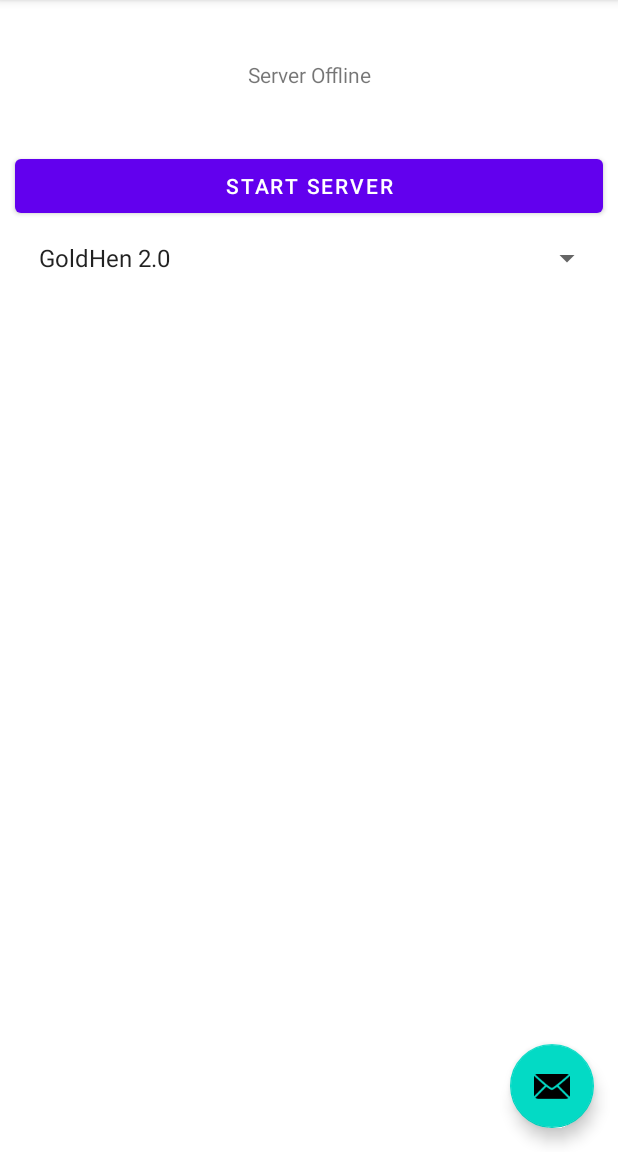
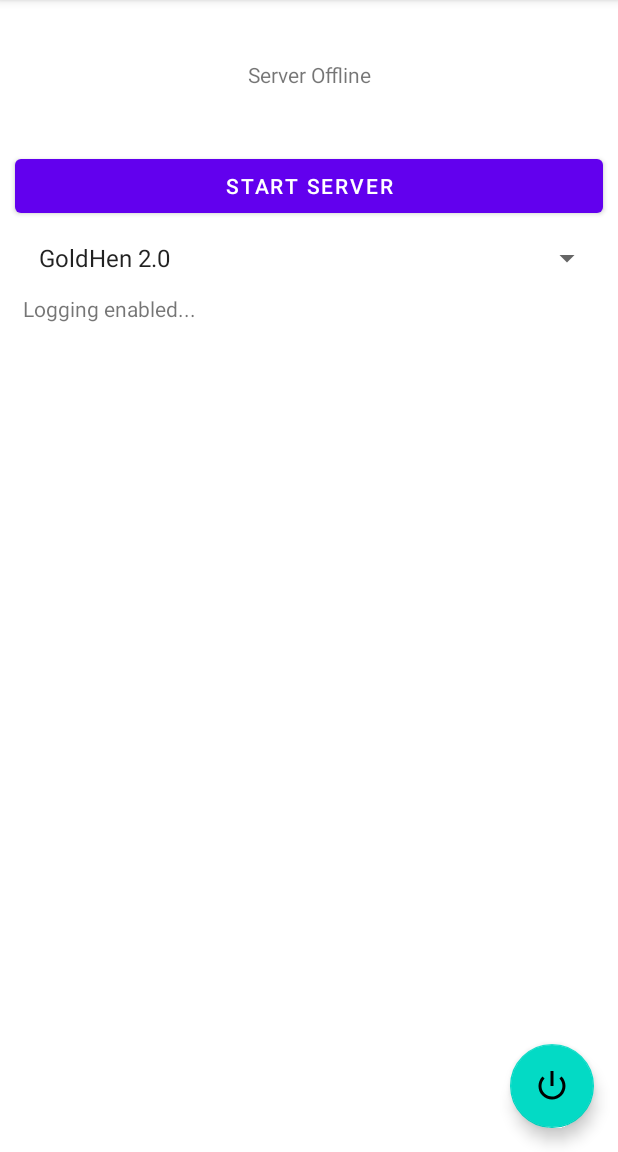
Before and after one commit to rareranger/ps4jbandroid, an Android app: the screen it shows after launch (MainActivity), on a phone screen of 412 x 824 dp, the part 84-1236 px from its top. Run offline under Robolectric (Android 15) with nearby library versions, the phone set to English and light mode, and no system bars; libraries missing offline, so code that uses them is left out: fi.iki.elonen.

Commit message:
* Added logging * Added exit button * Added checks to see if client is a PS4 running firmware 9.00

```diff
--- a/app/src/main/java/org/ktech/ps4jailbreak/MainActivity.kt
+++ b/app/src/main/java/org/ktech/ps4jailbreak/MainActivity.kt
@@ -6,21 +6,22 @@ import android.os.Bundle
 import android.text.format.Formatter.formatIpAddress
 import android.view.Menu
 import android.view.MenuItem
-import android.widget.ArrayAdapter
-import android.widget.Button
-import android.widget.Spinner
-import android.widget.TextView
+import android.widget.*
 import androidx.appcompat.app.AppCompatActivity
 import com.google.android.material.floatingactionbutton.FloatingActionButton
 import com.google.android.material.snackbar.Snackbar
+import java.lang.StringBuilder
 import java.util.*
 import kotlin.collections.ArrayList
+import kotlin.system.exitProcess
 
 
 class MainActivity : AppCompatActivity(){
 
     //HTTP server
     lateinit var server: NanoServer
+    //WifiManager
+    lateinit var wifiManager: WifiManager
 
     override fun onCreate(savedInstanceState: Bundle?) {
         super.onCreate(savedInstanceState)
@@ -28,8 +29,8 @@ class MainActivity : AppCompatActivity(){
         setSupportActionBar(findViewById(R.id.toolbar))
 
         findViewById<FloatingActionButton>(R.id.fab).setOnClickListener { view ->
-            Snackbar.make(view, "Replace with your own action", Snackbar.LENGTH_LONG)
-                .setAction("Action", null).show()
+            Toast.makeText(this, "Closing app.", Toast.LENGTH_LONG).show()
+            exitProcess(0)
         }
 
         //Create an array list of items to be displayed in the spinner underneath the start button
@@ -46,16 +47,38 @@ class MainActivity : AppCompatActivity(){
         //Initialize the NanoHTTPD server custom class passing the context so we can access resources in the assets folder
         server = NanoServer(this)
 
+        log("Logging enabled...")
+
+        server.onLogMessage = {
+            log(it)
+        }
+
+        //Get WifiManager Service so we can retrieve our WiFi IP Address
+        wifiManager = getApplicationContext().getSystemService(Context.WIFI_SERVICE) as WifiManager
+
         //Setup event for when the start button is clicked
         findViewById<Button>(R.id.btnStartServer).setOnClickListener {
-            //Start the NanoHTTPD server
-            server.start()
-            //Get WifiManager Service so we can retrieve the IP Address
-            val wm: WifiManager = getApplicationContext().getSystemService(Context.WIFI_SERVICE) as WifiManager
+            //Only start NanoHTTPD server if its not already running
+            if (!server.isAlive) {
+                log("Starting server...")
+                server.start()
+            } else {
+                log("Server is already running...")
+                Toast.makeText(this, "Server is already running...", Toast.LENGTH_LONG).show()
+            }
+
             //Convert IP address to readable string
-            val serverIP = formatIpAddress(wm.connectionInfo.ipAddress)
+            val serverIP = formatIpAddress(wifiManager.connectionInfo.ipAddress)
             //Update the TextView above the Start button with below text
             findViewById<TextView>(R.id.txtVWStatus).text = "Visit \"http://$serverIP:8080/\" in PS4 browser"
+        }
+    }
+
+    private fun log(message: String) {
+        runOnUiThread{
+            val logTextView = findViewById<TextView>(R.id.txtVwLog)
+            logTextView.append(message)
+            logTextView.append("\n")
         }
     }
 
--- a/app/src/main/java/org/ktech/ps4jailbreak/NanoServer.kt
+++ b/app/src/main/java/org/ktech/ps4jailbreak/NanoServer.kt
@@ -10,16 +10,45 @@ import java.net.Socket
 class NanoServer(current: Context): NanoHTTPD(8080) {
     //Store context so we can access assets from main activity
     var context: Context = current
+    //
+    var lastPS4: String? = null
 
     //Handle connection from (hopefully) PS4
     //TODO: Check if device is a PS4 and if it is running Firmware 9.0
     override fun serve(session: IHTTPSession?): Response {
         //Retrieve client IP address from the request headers. Seems to be the only way possible with
         // NanoHTTPD
+
+        //Check if client is a PS4 running firmware 9.0 by looking for string "PlayStation 4/9.00"
+        //in "user-agent" header.
+        if (session?.headers?.get("user-agent")?.contains("PlayStation 4/9.00") == false) {
+            onLogMessage("Non-PS4_FW9.0 client connected.")
+            return NanoHTTPD.Response(NanoHTTPD.Response.Status.OK, "text/html", """
+                <!DOCTYPE html>
+                <html lang="en">
+                <head>
+                    <title>Client Mismatch</title>
+                </head>
+                <body>
+                    <h1>Run this on a PS4 running firmware 9.00 only!</h1>
+                </body>
+                </html>
+            """)
+        }
+
         val clientIP: String = session?.headers?.get("http-client-ip").toString()
+        val requestURL: String = session?.uri.toString()
+
+        if (lastPS4 != clientIP) {
+            onLogMessage("PS4 running firmware 9.00 connected with IP Address $clientIP")
+            lastPS4 = clientIP
+        } else {
+            onLogMessage("PS4 browser requesting $requestURL")
+        }
+
 
         //React to request uri path
-        when (session?.uri.toString()) {
+        when (requestURL) {
             //Return index.html to client/PS4
             "/" -> {
                 return NanoHTTPD.Response(NanoHTTPD.Response.Status.OK, "text/html", getResourceAsText("index.html"))
@@ -30,6 +59,7 @@ class NanoServer(current: Context): NanoHTTPD(8080) {
                     and kexploit.js:640
              */
             "/log/done" -> {
+                onLogMessage("Sending payload to PS4 with IP $clientIP on port 9020...")
                 //Setup a connection to the PS4 to send the payload on port 9020
                 val outSock = Socket(clientIP, 9020)
                 val outStream = outSock.getOutputStream()
@@ -42,12 +72,12 @@ class NanoServer(current: Context): NanoHTTPD(8080) {
             }
             else -> {
                 //This is a hack to serve all the static files in the assets folder
-                val path = session?.uri.toString().drop(1)
+                val path = requestURL.drop(1)
                 //if the request path ends with .html then always return the index.html file
-                if ( session?.uri.toString().endsWith(".html") ) {
+                if ( requestURL.endsWith(".html") ) {
                     return NanoHTTPD.Response(NanoHTTPD.Response.Status.OK, "text/html", getResourceAsText("index.html"))
                 //Else if the request path ends with .js then return the javascript files with the correct mime type
-                } else if ( session?.uri.toString().endsWith(".js") ) {
+                } else if ( requestURL.endsWith(".js") ) {
                     return NanoHTTPD.Response(NanoHTTPD.Response.Status.OK, "text/javascript ", getResourceAsText(path))
                 }
             }
@@ -55,6 +85,7 @@ class NanoServer(current: Context): NanoHTTPD(8080) {
         return super.serve(session)
     }
 
+    var onLogMessage: ((String) -> Unit) = {}
     //get the string contents of a resource from the assets folder using its path
     private fun getResourceAsText(path: String): String {
         return context.assets.open(path).reader().readText()
--- a/app/src/main/res/layout/activity_main.xml
+++ b/app/src/main/res/layout/activity_main.xml
@@ -28,6 +28,6 @@
         android:layout_height="wrap_content"
         android:layout_gravity="bottom|end"
         android:layout_margin="@dimen/fab_margin"
-        app:srcCompat="@android:drawable/ic_dialog_email" />
+        app:srcCompat="@android:drawable/ic_lock_power_off" />
 
 </androidx.coordinatorlayout.widget.CoordinatorLayout>
--- a/app/src/main/res/layout/content_main.xml
+++ b/app/src/main/res/layout/content_main.xml
@@ -37,5 +37,14 @@
             android:layout_marginLeft="10dp"
             android:layout_marginEnd="10dp"
             android:layout_marginRight="10dp"/>
+
+        <TextView
+            android:id="@+id/txtVwLog"
+            android:layout_width="match_parent"
+            android:layout_height="wrap_content"
+            android:layout_marginStart="15dp"
+            android:layout_marginLeft="15dp"
+            android:layout_marginEnd="15dp"
+            android:layout_marginRight="15dp" />
     </LinearLayout>
 </androidx.constraintlayout.widget.ConstraintLayout>
```
